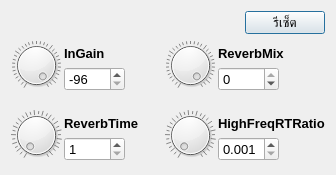
Qt form FXDialogs/ReverbFXDialog.ui (pie62/HandyKaraoke) before a commit.
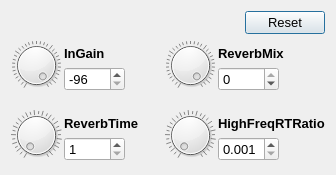
The same form after that commit. Icons and pictures are not drawn.

Commit message: change reset effect button text

What changed in the file:
```diff
--- a/FXDialogs/ReverbFXDialog.ui
+++ b/FXDialogs/ReverbFXDialog.ui
@@ -50,7 +50,7 @@
      <item>
       <widget class="QPushButton" name="btnReset">
        <property name="text">
-        <string>รีเซ็ต</string>
+        <string>Reset</string>
        </property>
       </widget>
      </item>
```
The commit also changes 7 other files.
